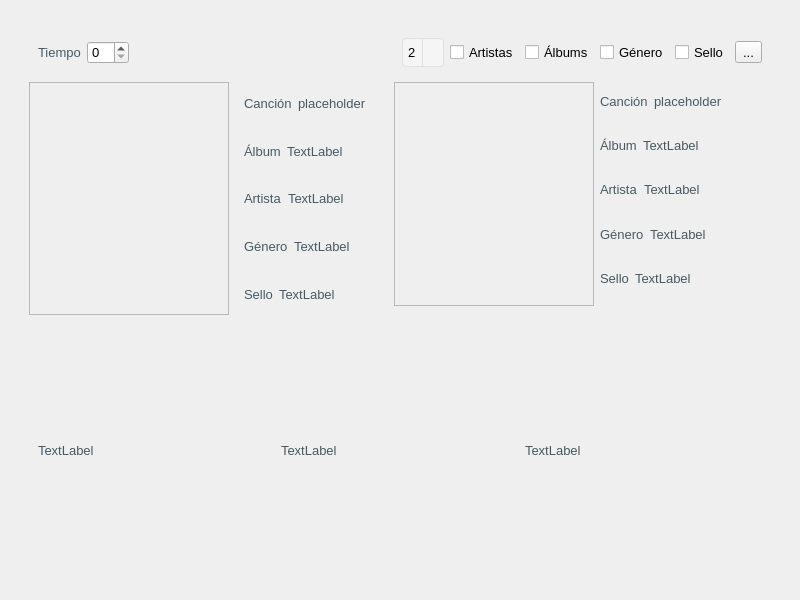
Qt form ui/jaangle_module_pollo.ui (volteret4/mfuz) before a commit.
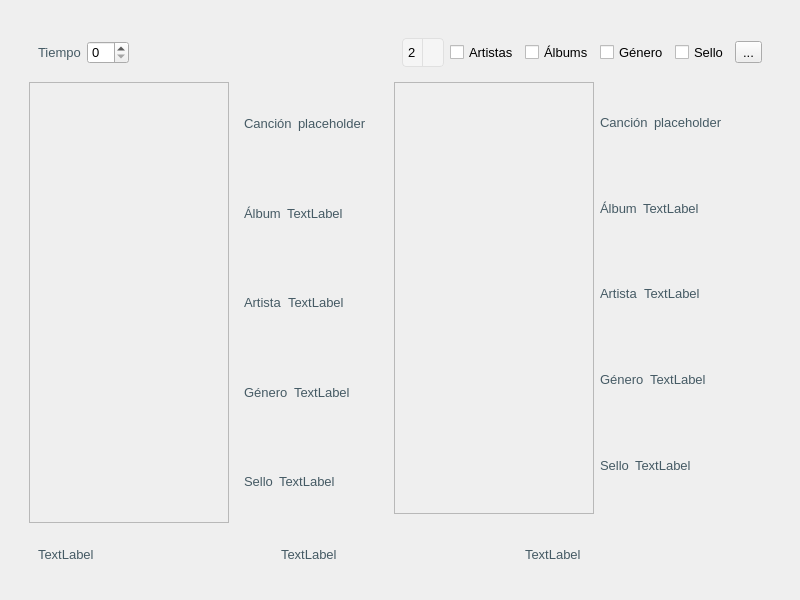
The same form after that commit.

```diff
--- a/ui/jaangle_module_pollo.ui
+++ b/ui/jaangle_module_pollo.ui
@@ -762,6 +762,12 @@
       </item>
       <item>
        <widget class="QWidget" name="widget_3" native="true">
+        <property name="sizePolicy">
+         <sizepolicy hsizetype="Preferred" vsizetype="Fixed">
+          <horstretch>0</horstretch>
+          <verstretch>0</verstretch>
+         </sizepolicy>
+        </property>
         <layout class="QHBoxLayout" name="horizontalLayout_2">
          <item>
           <widget class="QLabel" name="label_4">
```
